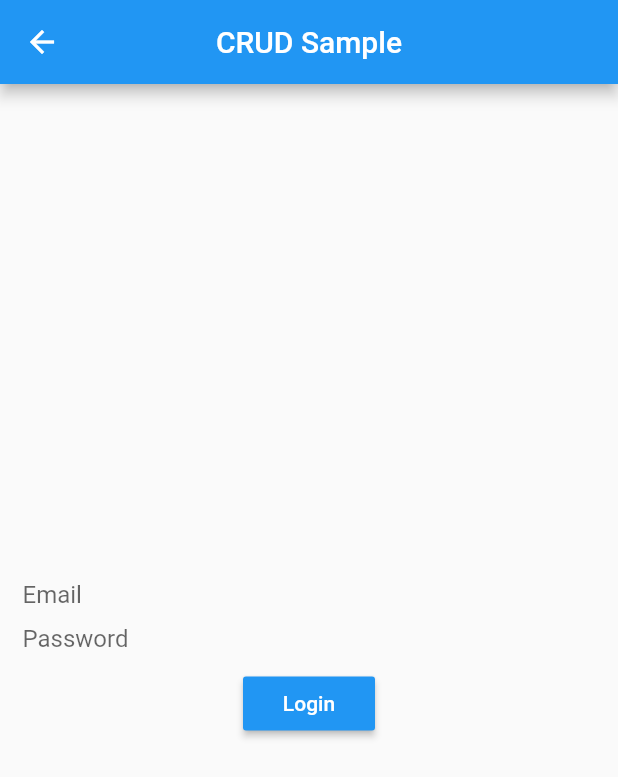
After one commit to NVTP/Flutter-Firebase-Auth-Google, a Flutter app: the screen it shows after launch, after a tap on "CRUD", on a phone screen of 412 x 824 dp. The commit adds this screen. Shown: the top 777 px of the screen. Run offline on Flutter 3.47's test engine with Material 2 defaults, Android fonts, the phone set to English and light mode, and no system bars; our stand-ins replace cloud_firestore, firebase_auth, firebase_storage, font_awesome_flutter, google_sign_in, image_picker; missing offline and left inert: flutter_auth_buttons, flutter_facebook_login; accounts and stored records are empty.

Commit message:
crud normal

```diff
--- /dev/null
+++ b/lib/crud/loginpage.dart
@@ -0,0 +1,64 @@
+import 'dart:math';
+
+import 'package:firebase_auth/firebase_auth.dart';
+import 'package:flutter/material.dart';
+import 'package:login/crud/dashboard.dart';
+
+class LoginPage extends StatefulWidget {
+  @override
+  _LoginPageState createState() => _LoginPageState();
+}
+
+class _LoginPageState extends State<LoginPage> {
+  String email;
+  String password;
+
+  @override
+  Widget build(BuildContext context) {
+    return Scaffold(
+      appBar: AppBar(
+        title: Text('CRUD Sample'),
+        centerTitle: true,
+      ),
+      body: Container(
+        padding: EdgeInsets.all(15),
+        child: Column(
+          mainAxisAlignment: MainAxisAlignment.center,
+          children: <Widget>[
+            TextField(
+              decoration: InputDecoration.collapsed(hintText: 'Email'),
+              keyboardType: TextInputType.emailAddress,
+              onChanged: (value){
+                this.email = value;
+              },
+            ),
+            SizedBox(height: 10,),
+            TextField(
+              decoration: InputDecoration.collapsed(hintText: 'Password'),
+              onChanged: (value){
+                this.password = value;
+              },
+              obscureText: true,
+            ),
+            SizedBox(height: 10,),
+            RaisedButton(
+              onPressed: (){
+                FirebaseAuth.instance
+                    .signInWithEmailAndPassword(
+                      email: this.email, password: this.password)
+                    .then((signInUser){
+                      Navigator.push(context, MaterialPageRoute(builder: (context)=>DashBoard()));
+                }).catchError((e){
+                  print(e);
+                });
+              },
+              textColor: Colors.white,
+              child: Text('Login'),
+              color: Colors.blue,
+            ),
+          ],
+        ),
+      ),
+    );
+  }
+}
--- a/lib/my_login_page.dart
+++ b/lib/my_login_page.dart
@@ -4,6 +4,7 @@ import 'package:flutter_facebook_login/flutter_facebook_login.dart';
 import 'package:font_awesome_flutter/font_awesome_flutter.dart';
 import 'package:google_sign_in/google_sign_in.dart';
 import 'package:login/book_firestore.dart';
+import 'package:login/crud/loginpage.dart';
 import 'package:login/home_page.dart';
 import 'package:login/profile_page.dart';
 import 'package:login/reset_password.dart';
@@ -86,6 +87,12 @@ class _MyLoginPageState extends State<MyLoginPage> {
                 padding: EdgeInsets.all(24),
                 child: Column(
                   children: <Widget>[
+                    RaisedButton(
+                      onPressed: ()=>Navigator.push(context, MaterialPageRoute(builder: (context)=>LoginPage())),
+                      splashColor: Colors.transparent,
+                      child: Text('CRUD',style: TextStyle(color: Colors.white),),
+                      color: Colors.green[200],
+                    ),
                     buildTextFieldEmail(),
                     buildTextFieldPassword(),
                     buildButtonSignIn(),
```
Also changed, not shown: lib/crud/dashboard.dart (added, +209 -0 lines), lib/crud/services/crud.dart (added, +53 -0 lines).
